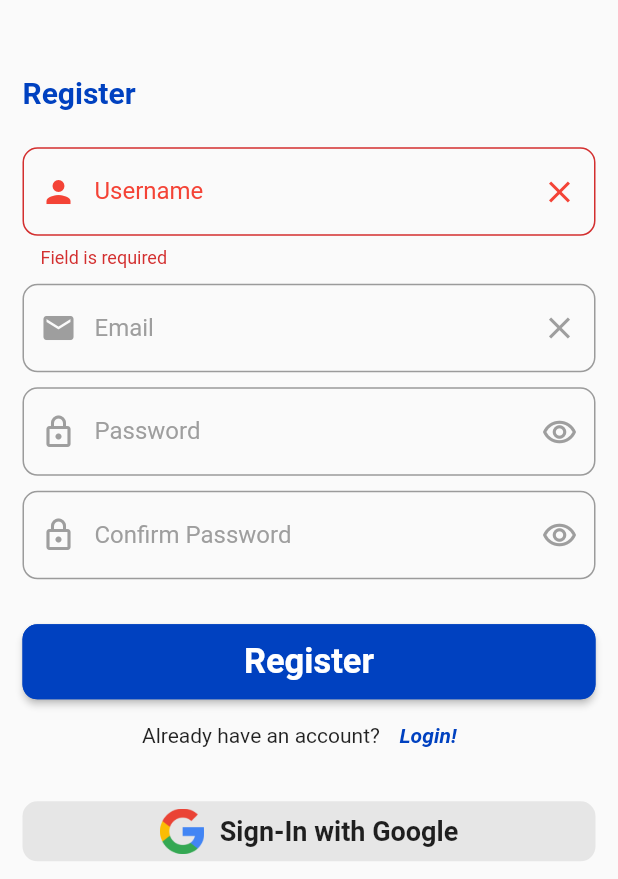
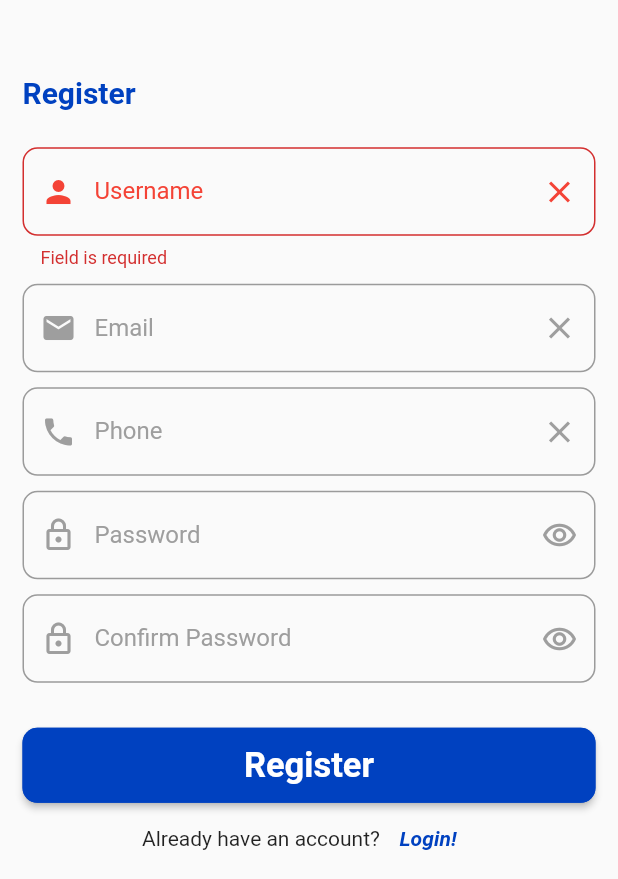
Before and after one commit to zeyadali06/Panasonic, a Flutter app: the screen it shows after launch, after a tap on "Login", after a tap on "Register!", after a tap on "Register", on a phone screen of 412 x 824 dp, the part 357-1236 px from its top. Run offline on Flutter 3.47's test engine with Material 2 defaults, Android fonts, the phone set to English and light mode, and no system bars; drawn by our look-alikes of modal_progress_hud_nsn; our stand-ins replace animated_text_kit, cloud_firestore, firebase_auth, firebase_core, google_sign_in, internet_connection_checker and 1 more; missing offline and left inert: number_editing_controller; accounts and stored records are empty.

Commit message:
add phone field in register page

```diff
--- a/lib/screens/RegisterPage.dart
+++ b/lib/screens/RegisterPage.dart
@@ -22,12 +22,14 @@ class RegisterPage extends StatefulWidget {
 class _RegisterPageState extends State<RegisterPage> {
   late String username;
   late String email;
+  late String phone;
   late String password;
   late String confirmPassword;
   bool isLoading = false;
 
   GlobalKey<FormState> usernameKey = GlobalKey();
   GlobalKey<FormState> emailKey = GlobalKey();
+  GlobalKey<FormState> phoneKey = GlobalKey();
   GlobalKey<FormState> passwordKey = GlobalKey();
   GlobalKey<FormState> confirmPasswordKey = GlobalKey();
 
@@ -96,6 +98,26 @@ class _RegisterPageState extends State<RegisterPage> {
                     ),
                     const SizedBox(height: 10),
 
+                    // Phone
+                    Focus(
+                      onFocusChange: (value) {
+                        phoneKey.currentState!.validate();
+                      },
+                      child: Form(
+                        key: phoneKey,
+                        child: CustomTextFormField(
+                          prefixIcon: Icons.phone,
+                          label: 'Phone',
+                          hintText: 'Enter Your Phone Number',
+                          onChanged: (data) {
+                            phoneKey.currentState!.validate();
+                            phone = data.trim();
+                          },
+                        ),
+                      ),
+                    ),
+                    const SizedBox(height: 10),
+
                     // Password
                     Focus(
                       onFocusChange: (value) {
@@ -144,7 +166,11 @@ class _RegisterPageState extends State<RegisterPage> {
                       borderColor: KPrimayColor,
                       widget: const Text('Register', style: TextStyle(fontSize: 23, color: Colors.white, fontWeight: FontWeight.bold)),
                       onTap: () async {
-                        if (usernameKey.currentState!.validate() && emailKey.currentState!.validate() && passwordKey.currentState!.validate() && confirmPasswordKey.currentState!.validate()) {
+                        if (usernameKey.currentState!.validate() &&
+                            emailKey.currentState!.validate() &&
+                            phoneKey.currentState!.validate() &&
+                            passwordKey.currentState!.validate() &&
+                            confirmPasswordKey.currentState!.validate()) {
                           if (password != confirmPassword) {
                             showSnackBar(context, "Password and it's confirmation doesn't same");
                             return;
@@ -152,7 +178,7 @@ class _RegisterPageState extends State<RegisterPage> {
                           setState(() {
                             isLoading = true;
                           });
-                          await registerNormally(context, email, username, password);
+                          await registerNormally(context, email, username, phone, password);
                           setState(() {
                             isLoading = false;
                           });
@@ -206,7 +232,7 @@ class _RegisterPageState extends State<RegisterPage> {
   }
 }
 
-Future<void> registerNormally(BuildContext context, String email, String username, String password) async {
+Future<void> registerNormally(BuildContext context, String email, String username, String phone, String password) async {
   try {
     var usernameChecker = await FirebaseFirestore.instance.collection(usernameCollection).where('username', isEqualTo: username).limit(1).get();
     if (usernameChecker.docs.isNotEmpty) {
@@ -214,7 +240,7 @@ Future<void> registerNormally(BuildContext context, String email, String usernam
       return;
     }
 
-    await Register.register(email, username, password);
+    await Register.register(email, username, phone, password);
     Provider.of<ProviderVariables>(context, listen: false).email = email;
     Provider.of<ProviderVariables>(context, listen: false).username = username;
     Navigator.pushReplacementNamed(context, 'HomeNavigationBar');
--- a/lib/services/SignInAndRegister.dart
+++ b/lib/services/SignInAndRegister.dart
@@ -34,6 +34,11 @@ class SignIn {
     return d.data()!['email'];
   }
 
+  static Future<String?> getPhoneNumberFromFirestore(String uid) async {
+    var d = await FirebaseFirestore.instance.collection(usernameCollection).doc(uid).get();
+    return d.data()!['phone'];
+  }
+
   static Future<String?> getEmailFromFirebaseAuth(String uid) async {
     User? user = await FirebaseAuth.instance.userChanges().firstWhere((user) => user!.uid == uid);
     return user?.email;
@@ -41,9 +46,9 @@ class SignIn {
 }
 
 class Register {
-  static Future<UserCredential> register(String email, String username, String password) async {
+  static Future<UserCredential> register(String email, String username, String phone, String password) async {
     UserCredential userCredential = await FirebaseAuth.instance.createUserWithEmailAndPassword(email: email, password: password);
-    await FirebaseFirestore.instance.collection(usernameCollection).doc(userCredential.user!.uid).set({'username': username, 'email': email}, SetOptions(merge: true));
+    await FirebaseFirestore.instance.collection(usernameCollection).doc(userCredential.user!.uid).set({'email': email, 'username': username, 'phone': phone}, SetOptions(merge: true));
     return userCredential;
   }
 }
```
